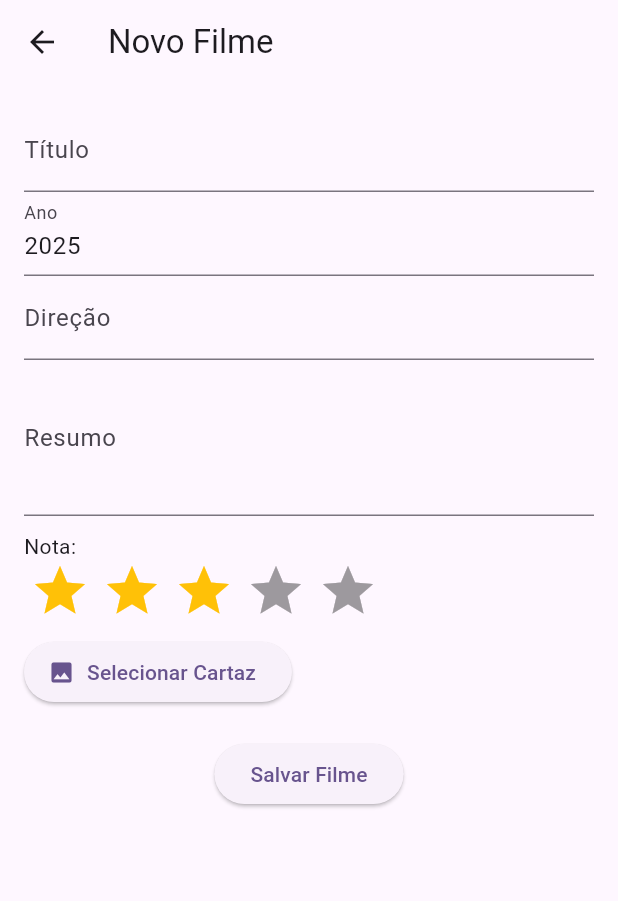
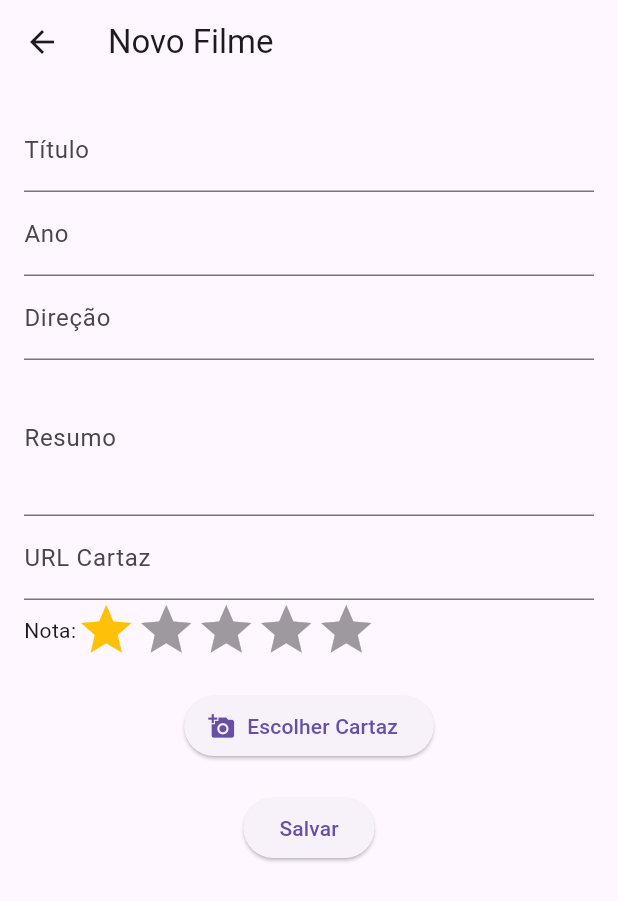
Before and after one commit to andersonaires-cc/app_filmes, a Flutter app: the HomeScreen screen opened directly, after a tap on the "add" icon, on a phone screen of 412 x 824 dp. Shown: the top 901 px of the screen. Run offline on Flutter 3.47's test engine with Material 3 defaults, Android fonts, the phone set to English and light mode, and no system bars; drawn by our look-alikes of flutter_rating_bar; our stand-ins replace image_picker, sqflite; accounts and stored records are empty.

Commit message:
Ajustes no form

```diff
--- a/lib/screens/form_screen.dart
+++ b/lib/screens/form_screen.dart
@@ -1,15 +1,12 @@
 import 'package:flutter/material.dart';
 import 'package:image_picker/image_picker.dart';
+import 'dart:io';
 import 'package:flutter_rating_bar/flutter_rating_bar.dart';
-import '../models/filme.dart';
-import '../database/database_helper.dart';
-import 'dart:io';
 
 class FormScreen extends StatefulWidget {
-  final Filme? filme;
-  final VoidCallback onSave;
+  final String? filme;
 
-  FormScreen({this.filme, required this.onSave});
+  FormScreen({this.filme});
 
   @override
   _FormScreenState createState() => _FormScreenState();
@@ -17,53 +14,29 @@ class FormScreen extends StatefulWidget {
 
 class _FormScreenState extends State<FormScreen> {
   final _formKey = GlobalKey<FormState>();
-  String titulo = '';
-  int ano = DateTime.now().year;
-  String direcao = '';
-  String resumo = '';
-  String urlCartaz = '';
-  double nota = 3.0;
+  TextEditingController _tituloController = TextEditingController();
+  TextEditingController _anoController = TextEditingController();
+  TextEditingController _direcaoController = TextEditingController();
+  TextEditingController _resumoController = TextEditingController();
+  TextEditingController _urlCartazController = TextEditingController();
+  double _nota = 1;
+
+  File? _imagem;
 
   @override
   void initState() {
     super.initState();
     if (widget.filme != null) {
-      titulo = widget.filme!.titulo;
-      ano = widget.filme!.ano;
-      direcao = widget.filme!.direcao;
-      resumo = widget.filme!.resumo;
-      urlCartaz = widget.filme!.urlCartaz;
-      nota = widget.filme!.nota;
+      // Carregar os dados do filme para edição, se necessário
     }
   }
 
-  Future<void> salvar() async {
-    if (_formKey.currentState!.validate()) {
-      final filme = Filme(
-        id: widget.filme?.id,
-        titulo: titulo,
-        ano: ano,
-        direcao: direcao,
-        resumo: resumo,
-        urlCartaz: urlCartaz,
-        nota: nota,
-      );
-      if (filme.id == null) {
-        await DatabaseHelper.instance.insertFilme(filme);
-      } else {
-        await DatabaseHelper.instance.updateFilme(filme);
-      }
-      widget.onSave();
-      Navigator.pop(context);
-    }
-  }
-
-  Future<void> selecionarImagem() async {
+  Future<void> _pickImage() async {
     final picker = ImagePicker();
     final pickedFile = await picker.pickImage(source: ImageSource.gallery);
     if (pickedFile != null) {
       setState(() {
-        urlCartaz = pickedFile.path;
+        _imagem = File(pickedFile.path);
       });
     }
   }
@@ -72,74 +45,82 @@ class _FormScreenState extends State<FormScreen> {
   Widget build(BuildContext context) {
     return Scaffold(
       appBar: AppBar(title: Text(widget.filme == null ? 'Novo Filme' : 'Editar Filme')),
-      body: SingleChildScrollView(
-        padding: EdgeInsets.all(16),
+      body: Padding(
+        padding: EdgeInsets.all(16.0),
         child: Form(
           key: _formKey,
           child: Column(
-            crossAxisAlignment: CrossAxisAlignment.start,
-            children: [
+            children: <Widget>[
               TextFormField(
-                initialValue: titulo,
+                controller: _tituloController,
                 decoration: InputDecoration(labelText: 'Título'),
-                validator: (value) => value!.isEmpty ? 'Campo obrigatório' : null,
-                onChanged: (value) => titulo = value,
+                validator: (value) {
+                  if (value!.isEmpty) {
+                    return 'Por favor, insira o título do filme';
+                  }
+                  return null;
+                },
               ),
               TextFormField(
-                initialValue: ano.toString(),
+                controller: _anoController,
                 decoration: InputDecoration(labelText: 'Ano'),
                 keyboardType: TextInputType.number,
-                validator: (value) => value!.isEmpty ? 'Campo obrigatório' : null,
-                onChanged: (value) => ano = int.tryParse(value) ?? ano,
               ),
               TextFormField(
-                initialValue: direcao,
+                controller: _direcaoController,
                 decoration: InputDecoration(labelText: 'Direção'),
-                validator: (value) => value!.isEmpty ? 'Campo obrigatório' : null,
-                onChanged: (value) => direcao = value,
               ),
               TextFormField(
-                initialValue: resumo,
+                controller: _resumoController,
                 decoration: InputDecoration(labelText: 'Resumo'),
                 maxLines: 3,
-                validator: (value) => value!.isEmpty ? 'Campo obrigatório' : null,
-                onChanged: (value) => resumo = value,
               ),
-              SizedBox(height: 10),
-              Text("Nota:"),
+              TextFormField(
+                controller: _urlCartazController,
+                decoration: InputDecoration(labelText: 'URL Cartaz'),
+              ),
+              Row(
+                children: <Widget>[
+                  Text('Nota:'),
                   RatingBar.builder(
-                initialRating: nota,
+                    initialRating: _nota,
                     minRating: 1,
-                direction: Axis.horizontal,
-                allowHalfRating: true,
                     itemCount: 5,
-                itemPadding: EdgeInsets.symmetric(horizontal: 4.0),
-                itemBuilder: (context, _) => Icon(Icons.star, color: Colors.amber),
+                    itemSize: 40.0,
                     onRatingUpdate: (rating) {
                       setState(() {
-                    nota = rating;
+                        _nota = rating;
                       });
                     },
+                    itemBuilder: (context, _) => Icon(
+                      Icons.star,
+                      color: Colors.amber,
                     ),
-              SizedBox(height: 10),
-              urlCartaz.isEmpty
+                  ),
+                ],
+              ),
+              SizedBox(height: 20),
+              _imagem == null
                   ? ElevatedButton.icon(
-                onPressed: selecionarImagem,
-                icon: Icon(Icons.image),
-                label: Text("Selecionar Cartaz"),
+                icon: Icon(Icons.add_a_photo),
+                label: Text('Escolher Cartaz'),
+                onPressed: _pickImage,
               )
                   : Image.file(
-                File(urlCartaz),
+                _imagem!,
                 height: 200,
                 width: double.infinity,
                 fit: BoxFit.cover,
               ),
               SizedBox(height: 20),
-              Center(
-                child: ElevatedButton(
-                  onPressed: salvar,
-                  child: Text('Salvar Filme'),
-                ),
+              ElevatedButton(
+                onPressed: () {
+                  if (_formKey.currentState!.validate()) {
+                    ScaffoldMessenger.of(context).showSnackBar(SnackBar(content: Text('Filme salvo com sucesso!')));
+                    Navigator.pop(context); // Volta para a tela anterior
+                  }
+                },
+                child: Text('Salvar'),
               ),
             ],
           ),
--- a/lib/screens/home_screen.dart
+++ b/lib/screens/home_screen.dart
@@ -1,58 +1,34 @@
 import 'package:flutter/material.dart';
-import '../models/filme.dart';
-import '../database/database_helper.dart';
-import 'form_screen.dart';
+import 'package:app_filmes/screens/form_screen.dart';
+import 'package:app_filmes/widgets/filme_tile.dart';
 
-class HomeScreen extends StatefulWidget {
-  @override
-  _HomeScreenState createState() => _HomeScreenState();
-}
-
-class _HomeScreenState extends State<HomeScreen> {
-  List<Filme> filmes = [];
-
-  @override
-  void initState() {
-    super.initState();
-    carregarFilmes();
-  }
-
-  Future<void> carregarFilmes() async {
-    filmes = await DatabaseHelper.instance.getFilmes();
-    setState(() {});
-  }
-
-  void removerFilme(int id) async {
-    await DatabaseHelper.instance.deleteFilme(id);
-    carregarFilmes();
-    ScaffoldMessenger.of(context).showSnackBar(SnackBar(content: Text('Filme removido!')));
-  }
-
+class HomeScreen extends StatelessWidget {
   @override
   Widget build(BuildContext context) {
     return Scaffold(
       appBar: AppBar(title: Text('Meus Filmes')),
       body: ListView.builder(
-        itemCount: filmes.length,
+        itemCount: 10, // Substitua pelo número real de filmes
         itemBuilder: (context, index) {
-          final filme = filmes[index];
-          return ListTile(
-            leading: Image.network(filme.urlCartaz, width: 50, height: 50, fit: BoxFit.cover),
-            title: Text(filme.titulo),
-            subtitle: Text('${filme.ano} - ${filme.direcao}'),
-            onTap: () => Navigator.push(
-              context,
-              MaterialPageRoute(builder: (_) => FormScreen(filme: filme, onSave: carregarFilmes)),
-            ),
-            onLongPress: () => removerFilme(filme.id!),
+          return FilmeTile(
+            filme: 'Filme $index', // Substitua pelos dados reais do filme
+            onTap: () {
+              // Navegar para a tela de edição
+              Navigator.push(
+                context,
+                MaterialPageRoute(builder: (context) => FormScreen(filme: 'Filme $index')),
+              );
+            },
+            onLongPress: () {
+              // Ação para remover o filme
+            },
           );
         },
       ),
       floatingActionButton: FloatingActionButton(
-        onPressed: () => Navigator.push(
-          context,
-          MaterialPageRoute(builder: (_) => FormScreen(onSave: carregarFilmes)),
-        ),
+        onPressed: () {
+          Navigator.pushNamed(context, '/cadastro');
+        },
         child: Icon(Icons.add),
       ),
     );
```
Also changed, not shown: lib/main.dart (+10 -111 lines), lib/widgets/filme_tile.dart (added, +18 -0 lines), lib/widgets/filme_form.dart (added). Lines whose indentation alone changed are shown as unchanged.
